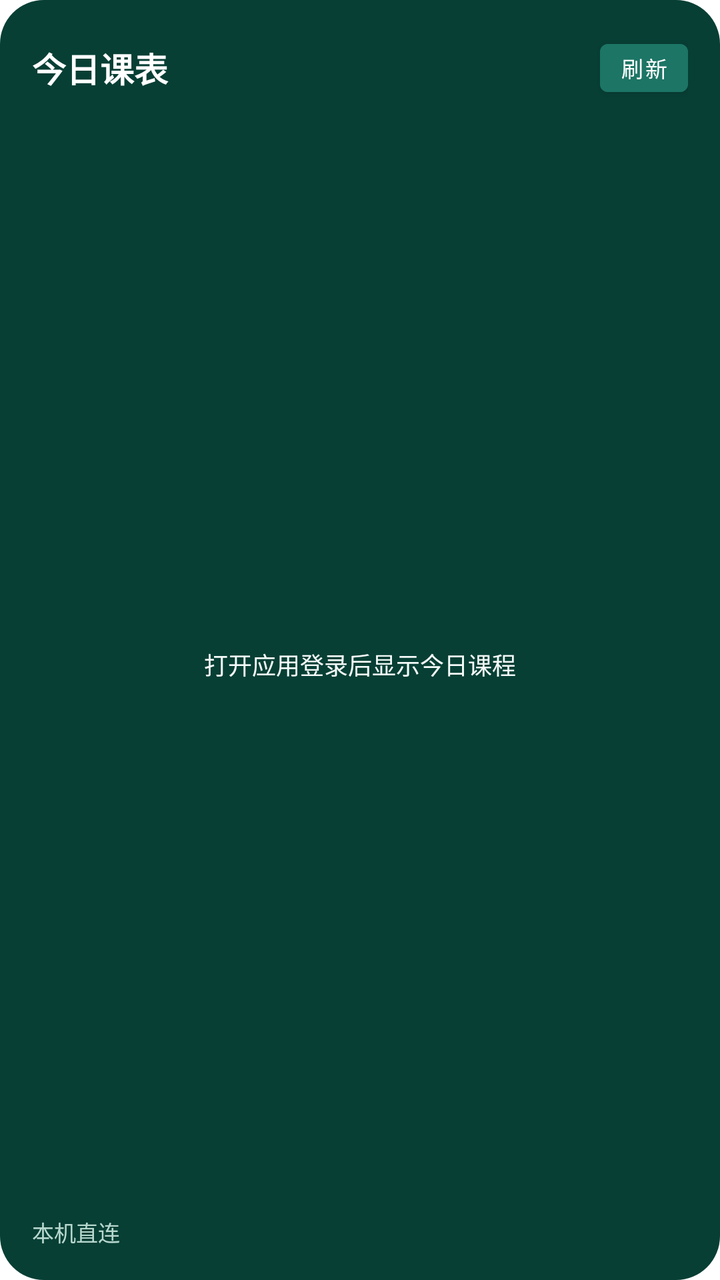
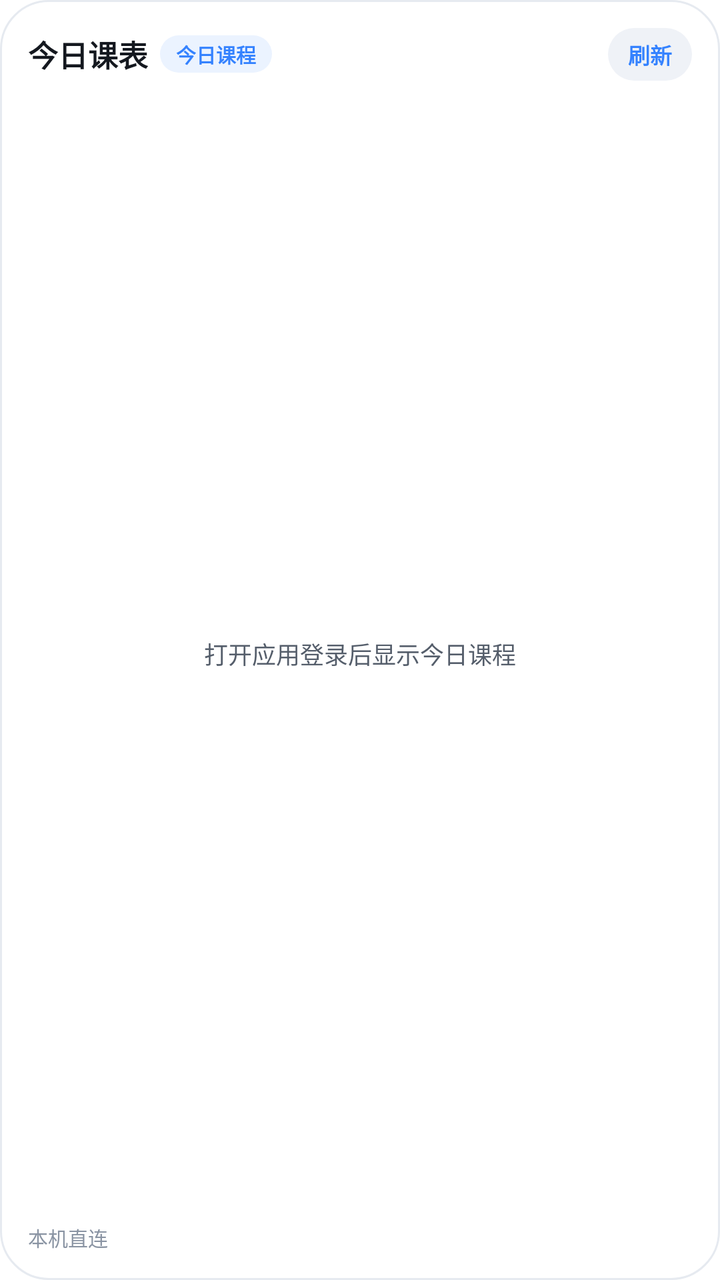

Screens rendered from an Android XML layout before and after an edit, with the pre-edit source and the edit as a unified diff.
<!-- AndroidManifest.xml: fallback theme Theme.MaterialComponents.DayNight.NoActionBar -->
<!-- res/layout/widget_schedule.xml -->
<?xml version="1.0" encoding="utf-8"?>
<LinearLayout xmlns:android="http://schemas.android.com/apk/res/android"
    android:id="@+id/widget_schedule_root"
    android:layout_width="match_parent"
    android:layout_height="match_parent"
    android:background="@drawable/widget_background"
    android:orientation="vertical"
    android:padding="16dp">

    <LinearLayout
        android:layout_width="match_parent"
        android:layout_height="wrap_content"
        android:gravity="center_vertical"
        android:orientation="horizontal">

        <TextView
            android:layout_width="0dp"
            android:layout_height="wrap_content"
            android:layout_weight="1"
            android:text="今日课表"
            android:textColor="#FFFFFF"
            android:textSize="17sp"
            android:textStyle="bold" />

        <Button
            android:id="@+id/widget_schedule_refresh"
            android:layout_width="44dp"
            android:layout_height="36dp"
            android:backgroundTint="#1C7565"
            android:contentDescription="刷新今日课表"
            android:minHeight="0dp"
            android:minWidth="0dp"
            android:padding="0dp"
            android:text="刷新"
            android:textColor="#FFFFFF"
            android:textSize="11sp" />
    </LinearLayout>

    <FrameLayout
        android:layout_width="match_parent"
        android:layout_height="0dp"
        android:layout_marginTop="5dp"
        android:layout_weight="1">

        <ImageView
            android:id="@+id/widget_schedule_grid"
            android:layout_width="match_parent"
            android:layout_height="match_parent"
            android:contentDescription="彩色今日课表"
            android:scaleType="fitXY" />

        <TextView
            android:id="@+id/widget_schedule_status"
            android:layout_width="match_parent"
            android:layout_height="match_parent"
            android:gravity="center"
            android:text="打开应用登录后显示今日课程"
            android:textColor="#F5FBF8"
            android:textSize="12sp" />
    </FrameLayout>

    <TextView
        android:id="@+id/widget_schedule_meta"
        android:layout_width="match_parent"
        android:layout_height="wrap_content"
        android:ellipsize="end"
        android:maxLines="1"
        android:text="本机直连"
        android:textColor="#B8D8CE"
        android:textSize="11sp" />
</LinearLayout>
<!-- resources referenced by this layout -->
<resources>
  <!-- drawable widget_background (drawable) -->
  <?xml version="1.0" encoding="utf-8"?>
  <shape xmlns:android="http://schemas.android.com/apk/res/android" android:shape="rectangle">
      <solid android:color="#073F35" />
      <corners android:radius="22dp" />
      <padding android:left="16dp" android:top="14dp" android:right="16dp" android:bottom="14dp" />
  </shape>
</resources>

<!-- the commit's change to res/layout/widget_schedule.xml (unified diff, before → after) -->
@@ -5,7 +5,7 @@
     android:layout_height="match_parent"
     android:background="@drawable/widget_background"
     android:orientation="vertical"
-    android:padding="16dp">
+    android:padding="14dp">
 
     <LinearLayout
         android:layout_width="match_parent"
@@ -13,33 +13,61 @@
         android:gravity="center_vertical"
         android:orientation="horizontal">
 
-        <TextView
+        <LinearLayout
             android:layout_width="0dp"
             android:layout_height="wrap_content"
+            android:layout_marginEnd="8dp"
             android:layout_weight="1"
-            android:text="今日课表"
-            android:textColor="#FFFFFF"
-            android:textSize="17sp"
+            android:gravity="center_vertical"
+            android:orientation="horizontal">
+
+            <TextView
+                android:id="@+id/widget_schedule_title"
+                android:layout_width="wrap_content"
+                android:layout_height="wrap_content"
+                android:text="今日课表"
+                android:textColor="@color/widget_ink"
+                android:textSize="15sp"
+                android:textStyle="bold" />
+
+            <TextView
+                android:id="@+id/widget_schedule_badge"
+                android:layout_width="wrap_content"
+                android:layout_height="wrap_content"
+                android:layout_marginStart="6dp"
+                android:background="@drawable/widget_badge_blue_default"
+                android:ellipsize="end"
+                android:maxLines="1"
+                android:paddingBottom="2dp"
+                android:paddingEnd="8dp"
+                android:paddingStart="8dp"
+                android:paddingTop="2dp"
+                android:text="今日课程"
+                android:textColor="@color/widget_pill_text"
+                android:textSize="10sp"
+                android:textStyle="bold" />
+        </LinearLayout>
+
+        <TextView
+            android:id="@+id/widget_schedule_refresh"
+            android:layout_width="wrap_content"
+            android:layout_height="wrap_content"
+            android:background="@drawable/widget_pill_default"
+            android:contentDescription="刷新今日课表"
+            android:paddingBottom="5dp"
+            android:paddingEnd="10dp"
+            android:paddingStart="10dp"
+            android:paddingTop="5dp"
+            android:text="刷新"
+            android:textColor="@color/widget_pill_text"
+            android:textSize="11sp"
             android:textStyle="bold" />
-
-        <Button
-            android:id="@+id/widget_schedule_refresh"
-            android:layout_width="44dp"
-            android:layout_height="36dp"
-            android:backgroundTint="#1C7565"
-            android:contentDescription="刷新今日课表"
-            android:minHeight="0dp"
-            android:minWidth="0dp"
-            android:padding="0dp"
-            android:text="刷新"
-            android:textColor="#FFFFFF"
-            android:textSize="11sp" />
     </LinearLayout>
 
     <FrameLayout
         android:layout_width="match_parent"
         android:layout_height="0dp"
-        android:layout_marginTop="5dp"
+        android:layout_marginTop="8dp"
         android:layout_weight="1">
 
         <ImageView
@@ -55,7 +83,7 @@
             android:layout_height="match_parent"
             android:gravity="center"
             android:text="打开应用登录后显示今日课程"
-            android:textColor="#F5FBF8"
+            android:textColor="@color/widget_ink_secondary"
             android:textSize="12sp" />
     </FrameLayout>
 
@@ -63,9 +91,10 @@
         android:id="@+id/widget_schedule_meta"
         android:layout_width="match_parent"
         android:layout_height="wrap_content"
+        android:layout_marginTop="6dp"
         android:ellipsize="end"
         android:maxLines="1"
         android:text="本机直连"
-        android:textColor="#B8D8CE"
-        android:textSize="11sp" />
+        android:textColor="@color/widget_ink_muted"
+        android:textSize="10sp" />
 </LinearLayout>
<!-- resource entries referenced after the edit -->
@@ -1,11 +1,32 @@
 <!-- resources referenced by this layout -->
 <resources>
+  <color name="widget_ink">#14181F</color>
+  <color name="widget_ink_muted">#8A94A3</color>
+  <color name="widget_ink_secondary">#555E6B</color>
+  <color name="widget_pill_text">#3482FF</color>
   <!-- drawable widget_background (drawable) -->
   <?xml version="1.0" encoding="utf-8"?>
-  <shape xmlns:android="http://schemas.android.com/apk/res/android" android:shape="rectangle">
-      <solid android:color="#073F35" />
-      <corners android:radius="22dp" />
-      <padding android:left="16dp" android:top="14dp" android:right="16dp" android:bottom="14dp" />
+  <shape xmlns:android="http://schemas.android.com/apk/res/android"
+      android:shape="rectangle">
+      <solid android:color="#FFFFFF" />
+      <stroke
+          android:width="1dp"
+          android:color="#E6EAF0" />
+      <corners android:radius="24dp" />
+  </shape>
+  <!-- drawable widget_badge_blue_default (drawable) -->
+  <?xml version="1.0" encoding="utf-8"?>
+  <shape xmlns:android="http://schemas.android.com/apk/res/android"
+      android:shape="rectangle">
+      <solid android:color="#EBF3FF" />
+      <corners android:radius="999dp" />
+  </shape>
+  <!-- drawable widget_pill_default (drawable) -->
+  <?xml version="1.0" encoding="utf-8"?>
+  <shape xmlns:android="http://schemas.android.com/apk/res/android"
+      android:shape="rectangle">
+      <solid android:color="#EFF2F7" />
+      <corners android:radius="999dp" />
   </shape>
 </resources>
 
